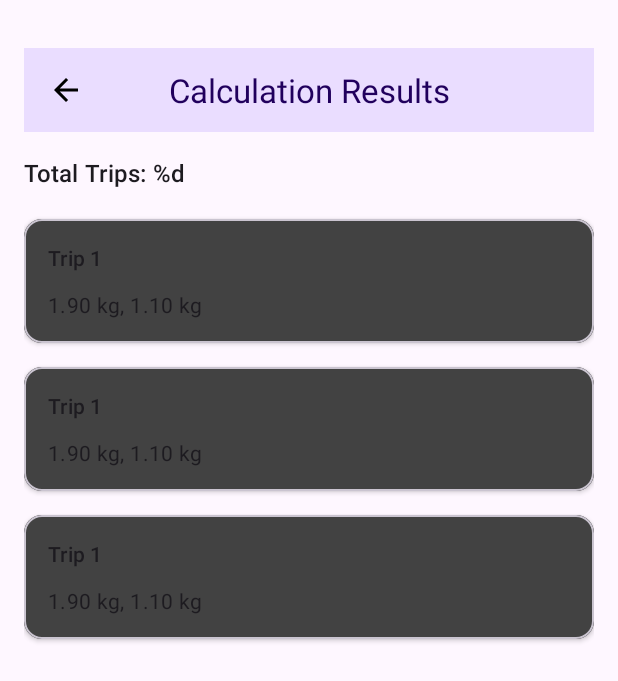
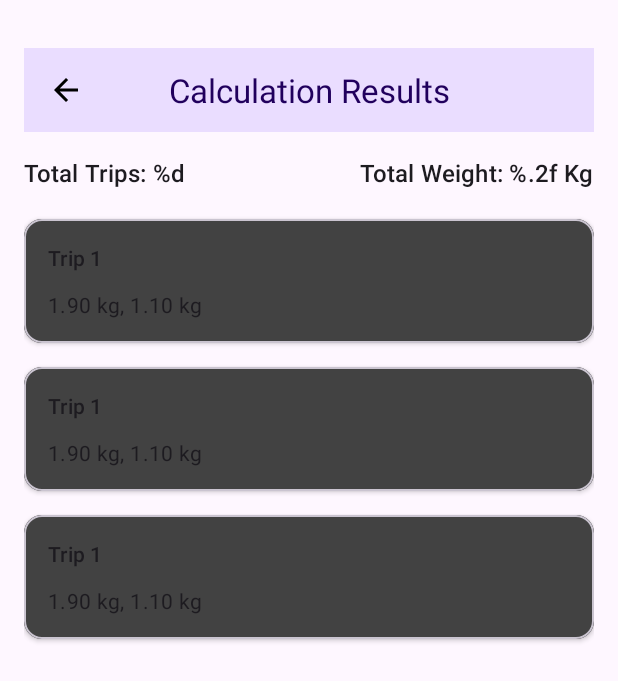
Before and after one commit to eranio/efficient-janitor, an Android app: the layout fragment_result.xml on its own in the app's theme, with its tools: preview values and no code run, on a phone screen of 412 x 824 dp. Shown: the top 681 px of the screen. Run offline under Robolectric (Android 15) with nearby library versions, the phone set to English and light mode, and no system bars.

Commit message:
add total weight

```diff
--- a/app/src/main/java/com/eranio/efficientjanitor/ui/result/ResultFragment.kt
+++ b/app/src/main/java/com/eranio/efficientjanitor/ui/result/ResultFragment.kt
@@ -44,6 +44,7 @@ class ResultFragment : Fragment() {
             repeatOnLifecycle(Lifecycle.State.STARTED) {
                 viewModel.uiState.collect { state ->
                     binding.tripSummaryTextView.text = getString(R.string.total_trips_summary, state.trips.size)
+                    binding.weightSummaryTextView.text = getString(R.string.total_weight_summary, state.trips.flatten().sum())
                     adapter.submitList(state.trips)
                 }
             }
--- a/app/src/main/res/layout/fragment_result.xml
+++ b/app/src/main/res/layout/fragment_result.xml
@@ -38,6 +38,17 @@
         app:layout_constraintStart_toStartOf="parent"
         app:layout_constraintEnd_toEndOf="parent" />
 
+    <TextView
+        android:id="@+id/weightSummaryTextView"
+        android:layout_width="0dp"
+        android:layout_height="wrap_content"
+        style="@style/TextAppearance.Material3.TitleMedium"
+        android:text="@string/total_weight_summary"
+        android:textColor="?attr/colorOnSurface"
+        android:layout_marginTop="16dp"
+        app:layout_constraintTop_toBottomOf="@id/resultToolbar"
+        app:layout_constraintEnd_toEndOf="parent" />
+
     <!-- 3. Trips List -->
     <androidx.recyclerview.widget.RecyclerView
         android:id="@+id/resultRecyclerView"
--- a/app/src/main/res/values/strings.xml
+++ b/app/src/main/res/values/strings.xml
@@ -9,6 +9,7 @@
     <string name="delete_bag">Delete bag</string>
     <string name="addRandom">Add 10 Random</string>
     <string name="total_trips_summary">Total Trips: %d</string>
+    <string name="total_weight_summary">Total Weight: %.2f Kg</string>
     <string name="invalid_weight_range">Invalid weight (%.2f - %.2f Kg)</string>
     <string name="cant_be_empty">Weight cannot be empty</string>
     <string name="list_was_cleared">List was cleared</string>
```
